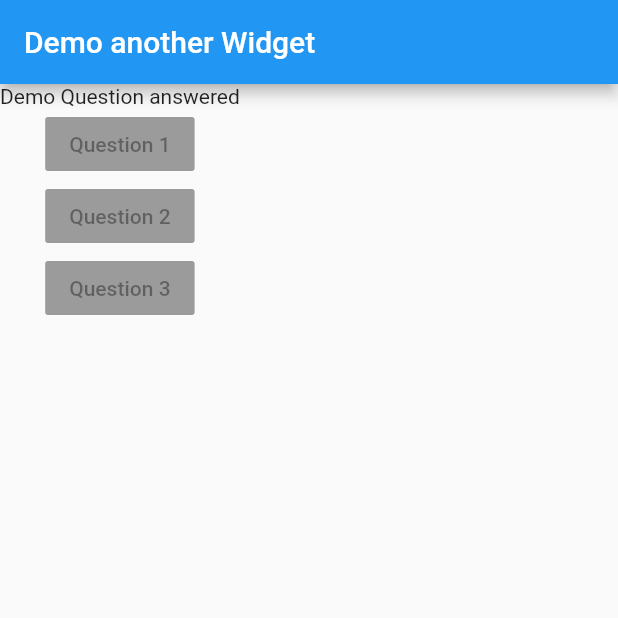
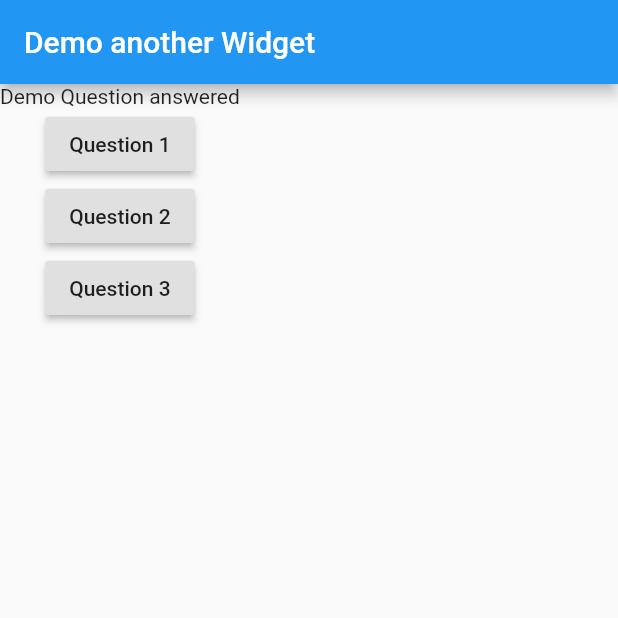
Before and after one commit to VinayTShetty/Flutter, a Flutter app: the screen it shows after launch, on a phone screen of 412 x 824 dp, the top half of it. Run offline on Flutter 3.47's test engine with Material 2 defaults, Android fonts, the light colour scheme and no system bars.

Commit message:
onPress Clicked of a Button in the application using without parenthesis

```diff
--- a/FlutterApp/flutter_course_project/lib/main.dart
+++ b/FlutterApp/flutter_course_project/lib/main.dart
@@ -20,26 +20,20 @@ class DemoApp extends StatelessWidget {
   Widget build(BuildContext context) {
     // TODO: implement build
     return MaterialApp(
+        home: Scaffold(
+            appBar: AppBar(title: Text('Demo another Widget')),
+            body: Column(children: [
+              Text('Demo Question answered'),
+              RaisedButton(child: Text('Question 1'), onPressed: answerQuestion),
+              RaisedButton(child: Text('Question 2'), onPressed: answerQuestion),
+              RaisedButton(child: Text('Question 3'), onPressed: answerQuestion)
+            ])));
+  }
 
-      home: Scaffold(
-
-      appBar: AppBar(title: Text('Demo another Widget'))
-      ,
-      body: Column(children:
-      [
-
-          Text('Demo Question answered') ,
-          RaisedButton(child: Text('Question 1'),onPressed: null),
-          RaisedButton(child: Text('Question 2'),onPressed: null),
-          RaisedButton(child: Text('Question 3'),onPressed: null)
-      ])
-
-    )
-
-    );
+  void answerQuestion() {
+    print('Button Clicked');
   }
 }
-
 
 /**
  * To add Multiple button s in the Screen we need to use the column widget.
```
